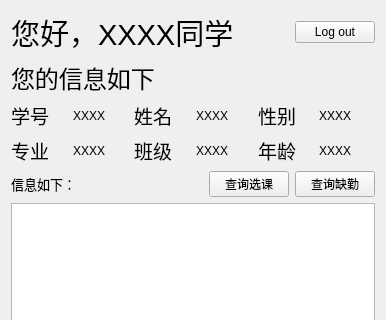
Before: the Qt Designer form student.ui in AKAZhiyu/Absense, drawn with Qt 5; both pictures show x 0 to 386 and y 0 to 320 of the 386 by 501 pixel window.
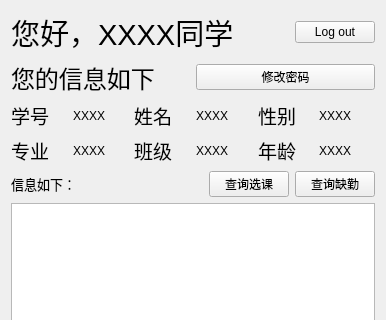
After: the same form once the commit is applied. Icons and pictures are not drawn.

The edit to the form file:
```diff
--- a/student.ui
+++ b/student.ui
@@ -14,11 +14,9 @@
    <string>学生缺勤查询系统</string>
   </property>
   <property name="windowIcon">
-   <iconset>
-    <normaloff>ujs.png</normaloff>ujs.png</iconset>
+   <iconset resource="res.qrc">
+    <normaloff>:/images/ujs.jpg</normaloff>:/images/ujs.jpg</iconset>
   </property>
-  <layout class="QVBoxLayout" name="verticalLayout_3">
-   <item>
     <layout class="QVBoxLayout" name="verticalLayout_2">
      <item>
       <layout class="QVBoxLayout" name="verticalLayout">
@@ -59,6 +57,8 @@
         </layout>
        </item>
        <item>
+      <layout class="QHBoxLayout" name="horizontalLayout_5">
+       <item>
         <widget class="QLabel" name="label_infoTip">
          <property name="font">
           <font>
@@ -71,6 +71,15 @@
         </widget>
        </item>
        <item>
+        <widget class="QPushButton" name="pushButton">
+         <property name="text">
+          <string>修改密码</string>
+         </property>
+        </widget>
+       </item>
+      </layout>
+     </item>
+     <item>
         <layout class="QHBoxLayout" name="horizontalLayout">
          <item>
           <widget class="QLabel" name="label_3">
@@ -197,8 +206,6 @@
          </item>
         </layout>
        </item>
-      </layout>
-     </item>
      <item>
       <layout class="QHBoxLayout" name="horizontalLayout_4">
        <item>
```
Left out of the diff: 4 changed lines with no effect on the pictures. Lines whose indentation alone changed are shown as unchanged.
